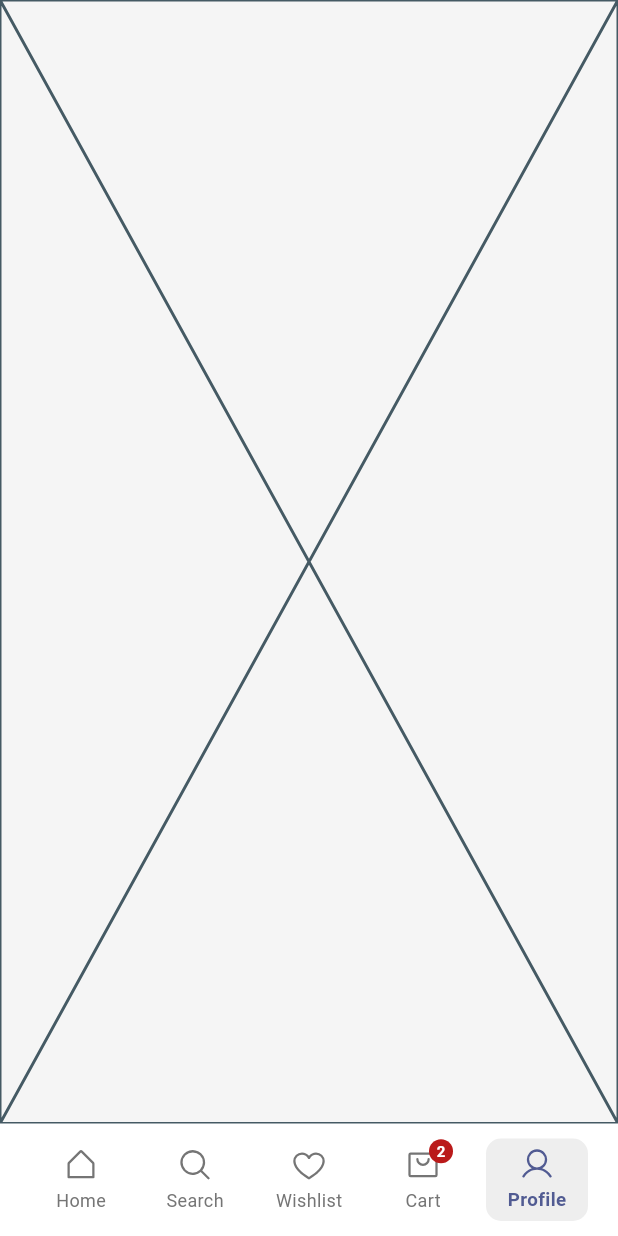
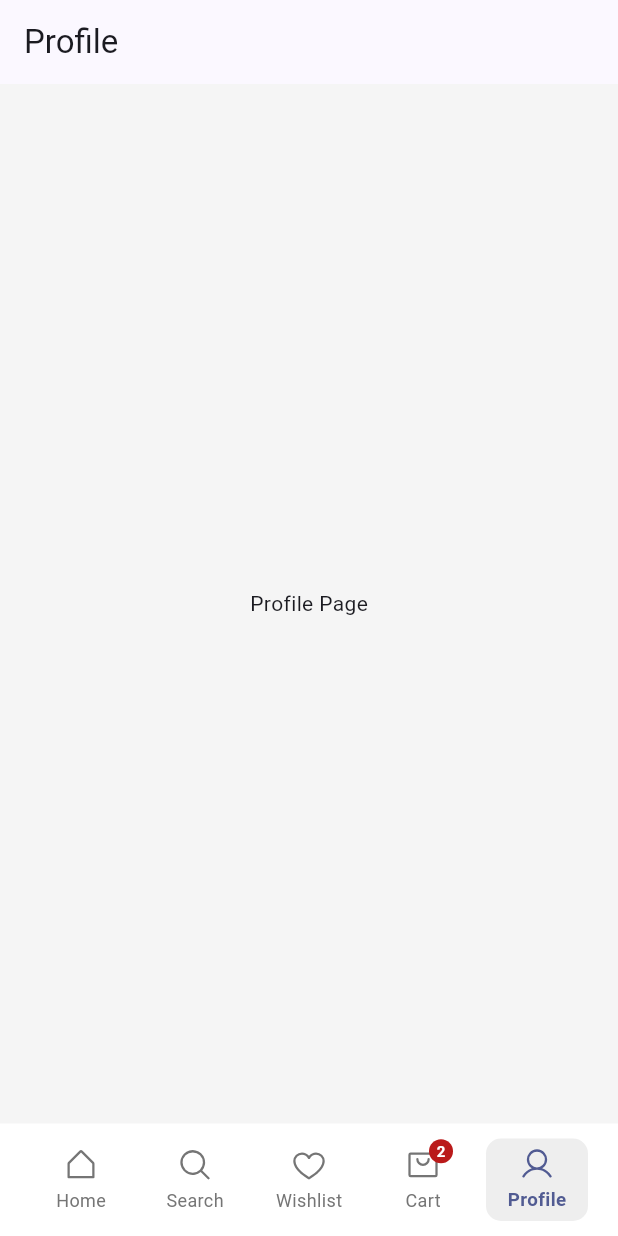
Before and after one commit to chornthorn/zalada_flutter, a Flutter app: the screen it shows after launch, swiped to page 5, on a phone screen of 412 x 824 dp. Run offline on Flutter 3.47's test engine with Material 3 defaults, Android fonts, the phone set to English and light mode, and no system bars; our stand-ins replace carousel_slider, phosphor_flutter; network calls fail.

Commit message:
Update profile

```diff
--- a/lib/modules/profile/presenter/profile_page.dart
+++ b/lib/modules/profile/presenter/profile_page.dart
@@ -5,6 +5,13 @@ class ProfilePage extends StatelessWidget {
 
   @override
   Widget build(BuildContext context) {
-    return const Placeholder();
+    return Scaffold(
+      appBar: AppBar(
+        title: Text('Profile'),
+      ),
+      body: Center(
+        child: Text('Profile Page'),
+      ),
+    );
   }
 }
```
Also changed, not shown: 1 other file.
